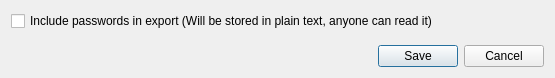
Before: the Qt Designer form src/vorta/assets/UI/exportwindow.ui in borgbase/vorta, drawn with Qt 5.
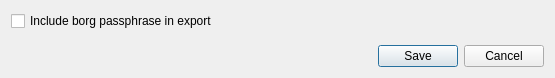
After: the same form once the commit is applied.

Commit message: Improve text in export window

Diff of the .ui file:
```diff
--- a/src/vorta/assets/UI/exportwindow.ui
+++ b/src/vorta/assets/UI/exportwindow.ui
@@ -20,7 +20,7 @@
    <item>
     <widget class="QCheckBox" name="storePassword">
      <property name="text">
-      <string>Include passwords in export (Will be stored in plain text, anyone can read it)</string>
+      <string>Include borg passphrase in export</string>
      </property>
     </widget>
    </item>
```
Left out of the diff: 3 changed lines with no effect on the pictures.
